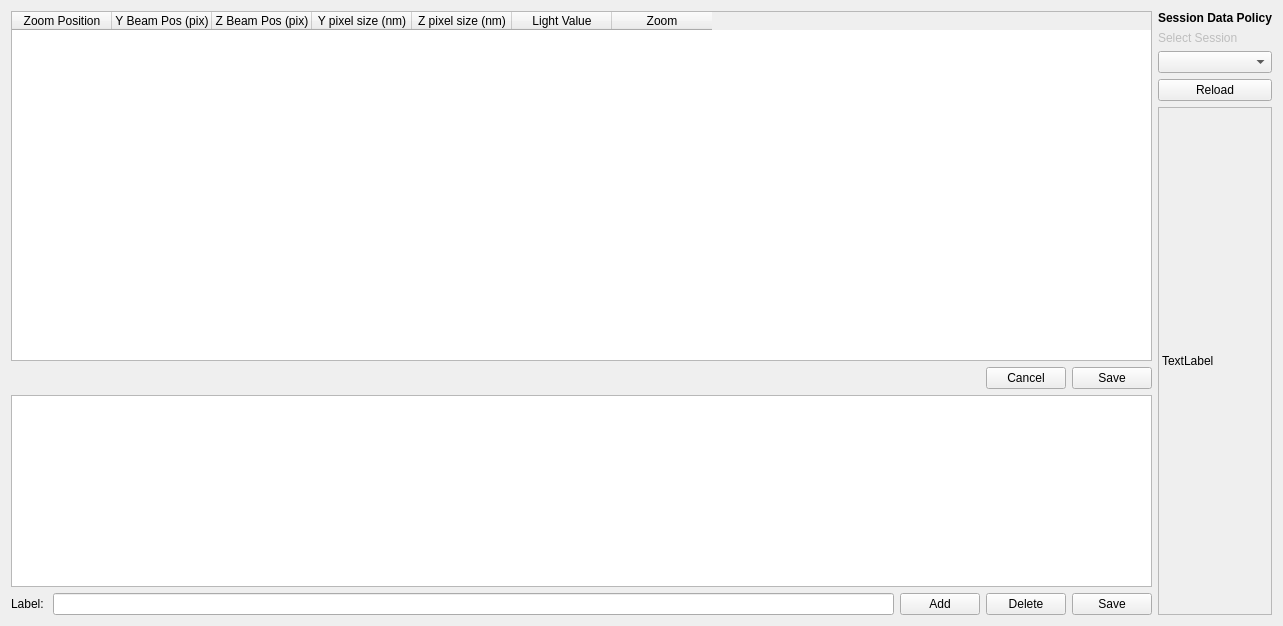
Before: the Qt Designer form gui/ui_files/esrf_id13_configuration_widget.ui in natxo14/mxcube, drawn with Qt 5.
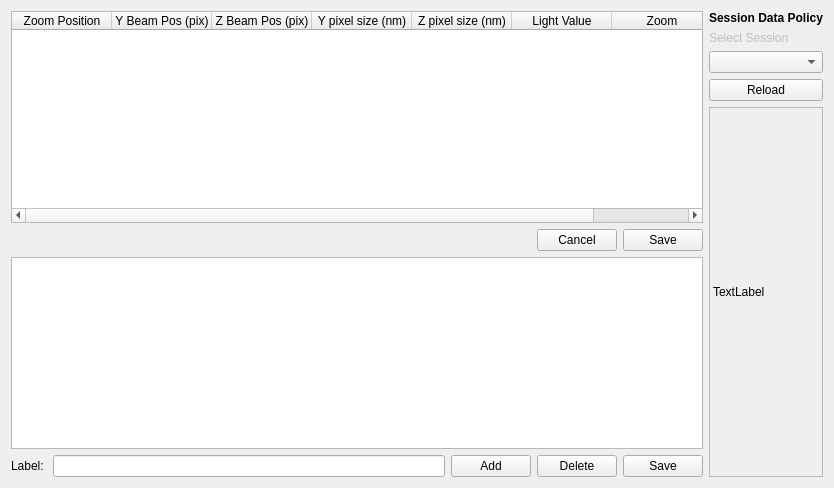
After: the same form once the commit is applied.

Commit message: Hide widgets related to operational mode management if not needed

```diff
--- a/gui/ui_files/esrf_id13_configuration_widget.ui
+++ b/gui/ui_files/esrf_id13_configuration_widget.ui
@@ -6,8 +6,8 @@
    <rect>
     <x>0</x>
     <y>0</y>
-    <width>1283</width>
-    <height>626</height>
+    <width>834</width>
+    <height>488</height>
    </rect>
   </property>
   <property name="windowTitle">
```
The commit also changes 1 other file.
